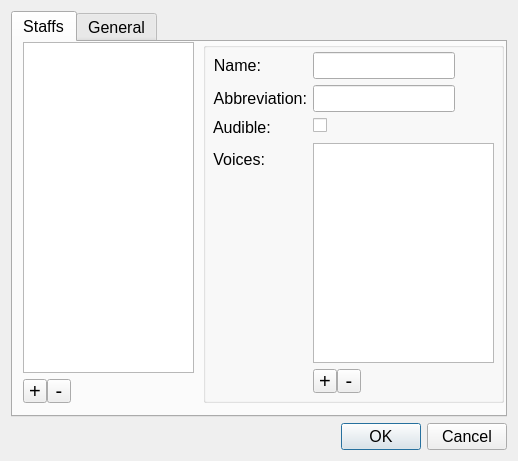
Old version of the form cstaffsdialog.ui in the repository vemod-/ObjectComposerXML.
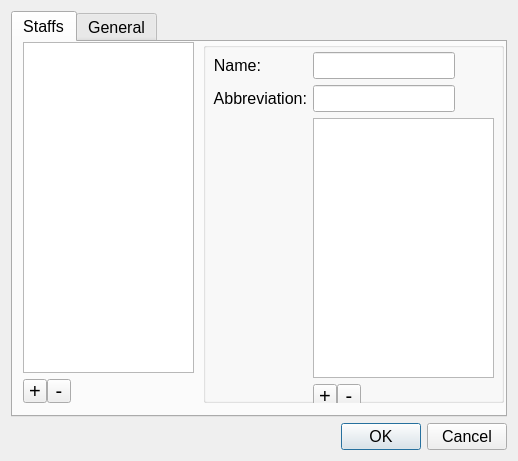
New version of the form. Icons and pictures are not drawn. Custom widgets are drawn as their Qt base class.

Patch:
```diff
--- a/cstaffsdialog.ui
+++ b/cstaffsdialog.ui
@@ -50,7 +50,7 @@
      </property>
      <widget class="QWidget" name="tab">
       <attribute name="icon">
-       <iconset resource="ObjectComposerXML.qrc">
+       <iconset resource="Resources.qrc">
         <normaloff>:/treble_clef.png</normaloff>:/treble_clef.png</iconset>
       </attribute>
       <attribute name="title">
@@ -146,7 +146,7 @@
           <x>10</x>
           <y>10</y>
           <width>281</width>
-          <height>341</height>
+          <height>356</height>
          </rect>
         </property>
         <layout class="QFormLayout" name="formLayout">
@@ -166,7 +166,7 @@
          <item row="0" column="1">
           <widget class="QLineEdit" name="NameEdit"/>
          </item>
-         <item row="2" column="0">
+         <item row="1" column="0">
           <widget class="QLabel" name="label_2">
            <property name="text">
             <string>Abbreviation:</string>
@@ -176,34 +176,10 @@
            </property>
           </widget>
          </item>
-         <item row="2" column="1">
+         <item row="1" column="1">
           <widget class="QLineEdit" name="AbbreviationEdit"/>
          </item>
-         <item row="5" column="0">
-          <widget class="QLabel" name="label_8">
-           <property name="text">
-            <string>Audible:</string>
-           </property>
-          </widget>
-         </item>
-         <item row="5" column="1">
-          <widget class="QCheckBox" name="AudibleCheckBox">
-           <property name="text">
-            <string/>
-           </property>
-          </widget>
-         </item>
-         <item row="6" column="0">
-          <widget class="QLabel" name="label">
-           <property name="text">
-            <string>Voices:</string>
-           </property>
-           <property name="alignment">
-            <set>Qt::AlignRight|Qt::AlignTrailing|Qt::AlignVCenter</set>
-           </property>
-          </widget>
-         </item>
-         <item row="6" column="1">
+         <item row="2" column="1">
           <layout class="QGridLayout" name="gridLayout">
            <property name="sizeConstraint">
             <enum>QLayout::SetDefaultConstraint</enum>
@@ -239,7 +215,14 @@
             </widget>
            </item>
            <item row="0" column="0" colspan="3">
-            <widget class="QListView" name="VoiceList"/>
+            <widget class="QListView" name="VoiceList">
+             <property name="minimumSize">
+              <size>
+               <width>0</width>
+               <height>240</height>
+              </size>
+             </property>
+            </widget>
            </item>
            <item row="1" column="1">
             <widget class="QToolButton" name="RemoveVoice">
@@ -273,7 +256,7 @@
      </widget>
      <widget class="QWidget" name="tab_2">
       <attribute name="icon">
-       <iconset resource="ObjectComposerXML.qrc">
+       <iconset resource="Resources.qrc">
         <normaloff>:/measure.png</normaloff>:/measure.png</iconset>
       </attribute>
       <attribute name="title">
@@ -285,7 +268,7 @@
          <x>10</x>
          <y>0</y>
          <width>471</width>
-         <height>152</height>
+         <height>154</height>
         </rect>
        </property>
        <layout class="QFormLayout" name="formLayout_2">
```
Left out of the diff: 2 changed lines with no effect on the pictures.
